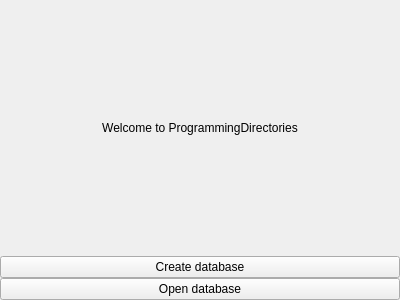
Before: the Qt Designer form src/view/ui/option_database/option_database.ui in fersilentt/ProgrammingDirectories, drawn with Qt 5.
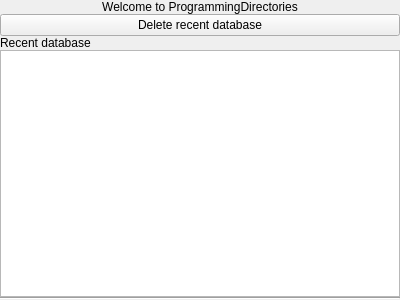
After: the same form once the commit is applied.

The edit to the form file:
```diff
--- a/src/view/ui/option_database/option_database.ui
+++ b/src/view/ui/option_database/option_database.ui
@@ -47,14 +47,24 @@
      <item>
       <widget class="QPushButton" name="pbCreateDatabase">
        <property name="text">
-        <string>Create database</string>
+        <string>Delete recent database</string>
        </property>
       </widget>
      </item>
      <item>
-      <widget class="QPushButton" name="pbOpenDatabase">
+      <widget class="QLabel" name="label_2">
        <property name="text">
-        <string>Open database</string>
+        <string>Recent database</string>
+       </property>
+      </widget>
+     </item>
+     <item>
+      <widget class="QListView" name="lvListDatabases"/>
+     </item>
+     <item>
+      <widget class="Line" name="line">
+       <property name="orientation">
+        <enum>Qt::Horizontal</enum>
        </property>
       </widget>
      </item>
```
Left out of the diff: 2 changed lines with no effect on the pictures.
